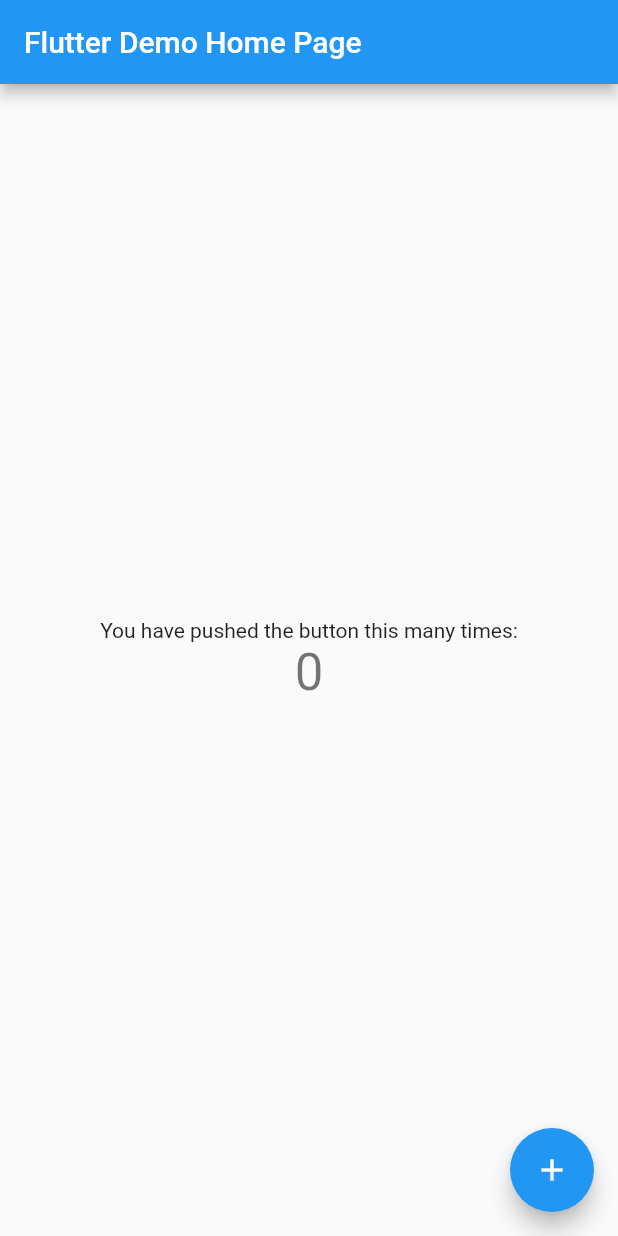
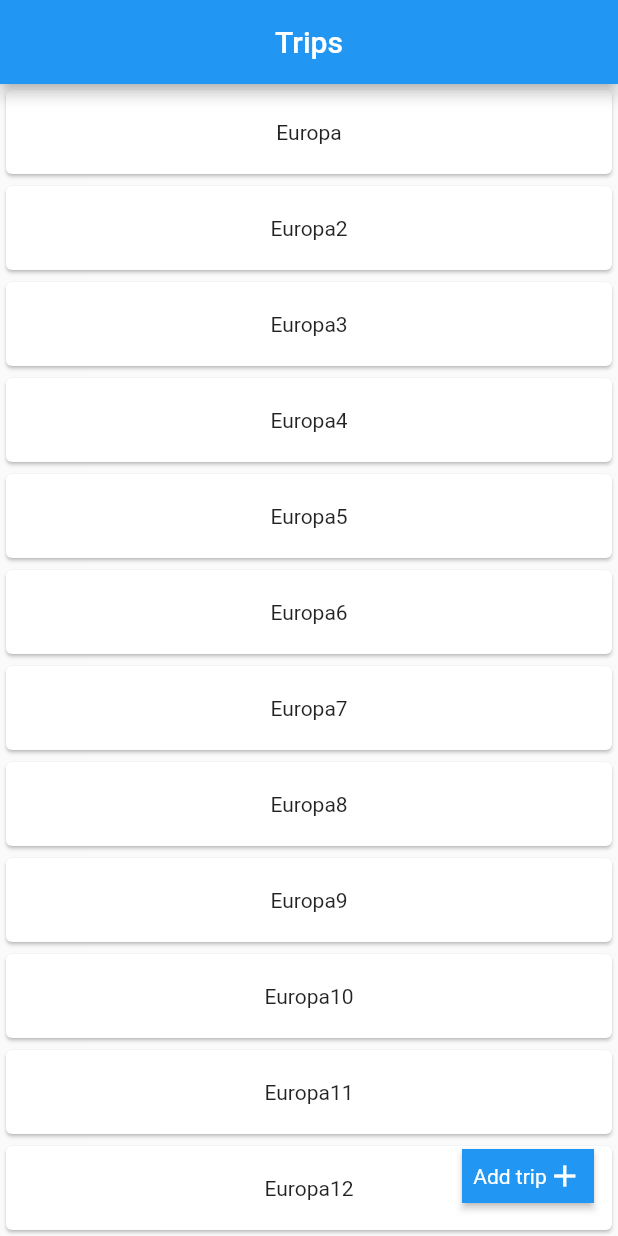
Before and after one commit to AgustinIzaguirre/trip-manager-app, a Flutter app: the screen it shows after launch, on a phone screen of 412 x 824 dp. Run offline on Flutter 3.47's test engine with Material 2 defaults, Android fonts, the phone set to English and light mode, and no system bars.

Commit message:
Feature/implement home page (#2)
* Add CityVisit and Trip model

* Add home page with trips list

* Add navigation from trip list to trip page

* Fix appbar title and test

* Update floating button and make trips lsit scrollable

* Add message for empty trip list

```diff
--- a/lib/main.dart
+++ b/lib/main.dart
@@ -16,7 +16,8 @@ class TripManager extends StatelessWidget {
       theme: ThemeData(
         primarySwatch: Colors.blue,
       ),
-      home: const HomePage(title: 'Flutter Demo Home Page'),
+      home: const HomePage(title: 'Trips'),
+      debugShowCheckedModeBanner: false,
     );
   }
 }
--- /dev/null
+++ b/lib/models/city_visit.dart
@@ -0,0 +1,29 @@
+class CityVisit {
+  final DateTime arrivalDate;
+  final DateTime departureDate;
+  final String name;
+  final String country;
+  final List<String> todos;
+
+  CityVisit._(
+    this.arrivalDate,
+    this.departureDate,
+    this.name,
+    this.country,
+    this.todos,
+  );
+
+  static CityVisit of(
+    final DateTime arrivalDate,
+    final DateTime departureDate,
+    final String name,
+    final String country,
+    List<String> todos,
+  ) {
+    return CityVisit._(arrivalDate, departureDate, name, country, todos);
+  }
+
+  int get daysOfVisit {
+    return (departureDate.difference(arrivalDate).inHours / 24).round();
+  }
+}
--- /dev/null
+++ b/lib/models/trip.dart
@@ -0,0 +1,12 @@
+import './city_visit.dart';
+
+class Trip {
+  final String name;
+  final List<CityVisit> cities;
+
+  Trip._(this.name, this.cities);
+
+  static Trip of(final String name, final List<CityVisit> cities) {
+    return Trip._(name, cities);
+  }
+}
--- a/lib/pages/home_page.dart
+++ b/lib/pages/home_page.dart
@@ -1,4 +1,6 @@
 import 'package:flutter/material.dart';
+import 'package:trip_manager/widgets/trip_list_item_widget.dart';
+import '../models/trip.dart';
 
 class HomePage extends StatefulWidget {
   const HomePage({super.key, required this.title});
@@ -9,11 +11,26 @@ class HomePage extends StatefulWidget {
 }
 
 class _HomePageState extends State<HomePage> {
-  int _counter = 0;
+  final List<Trip> _trips = [
+    Trip.of("Europa", []),
+    Trip.of("Europa2", []),
+    Trip.of("Europa3", []),
+    Trip.of("Europa4", []),
+    Trip.of("Europa5", []),
+    Trip.of("Europa6", []),
+    Trip.of("Europa7", []),
+    Trip.of("Europa8", []),
+    Trip.of("Europa9", []),
+    Trip.of("Europa10", []),
+    Trip.of("Europa11", []),
+    Trip.of("Europa12", []),
+    Trip.of("Europa13", []),
+    Trip.of("Europa14", []),
+  ];
 
-  void _incrementCounter() {
+  void _addTrip(Trip newTrip) {
     setState(() {
-      _counter++;
+      _trips.add(newTrip);
     });
   }
 
@@ -21,27 +38,58 @@ class _HomePageState extends State<HomePage> {
   Widget build(BuildContext context) {
     return Scaffold(
       appBar: AppBar(
+        centerTitle: true,
         title: Text(widget.title),
       ),
       body: Center(
-        child: Column(
-          mainAxisAlignment: MainAxisAlignment.center,
-          children: <Widget>[
-            const Text(
-              'You have pushed the button this many times:',
-            ),
-            Text(
-              '$_counter',
-              style: Theme.of(context).textTheme.headlineMedium,
-            ),
-          ],
+        child: ListView(
+          //crossAxisAlignment: CrossAxisAlignment.center,
+          children: _getTripList(_trips),
         ),
       ),
-      floatingActionButton: FloatingActionButton(
-        onPressed: _incrementCounter,
-        tooltip: 'Increment',
-        child: const Icon(Icons.add),
+      floatingActionButton: Row(
+        mainAxisAlignment: MainAxisAlignment.end,
+        children: [
+          RawMaterialButton(
+            onPressed: () {},
+            fillColor: Theme.of(context).primaryColor,
+            child: Row(
+              children: [
+                Text("Add trip", style: TextStyle(color: Colors.white)),
+                const Icon(
+                  Icons.add,
+                  color: Colors.white,
+                ),
+              ],
+            ),
+          ),
+        ],
       ),
     );
   }
+
+  List<Widget> _getTripList(List<Trip> trips) {
+    if (trips.isEmpty) {
+      return [
+        Container(
+          margin: EdgeInsets.all(10),
+          padding: EdgeInsets.all(10),
+          child: Row(
+            mainAxisAlignment: MainAxisAlignment.center,
+            crossAxisAlignment: CrossAxisAlignment.center,
+            children: [
+              Text(
+                "No trips yet!",
+                style: TextStyle(
+                    fontSize: 20,
+                    fontWeight: FontWeight.bold,
+                    color: Colors.grey),
+              ),
+            ],
+          ),
+        )
+      ];
+    }
+    return trips.map((trip) => TripListItem(trip)).toList();
+  }
 }
--- /dev/null
+++ b/lib/pages/trip_visit_page.dart
@@ -0,0 +1,20 @@
+import 'package:flutter/material.dart';
+import '../models/trip.dart';
+
+class TripPage extends StatelessWidget {
+  final Trip trip;
+  const TripPage(this.trip, {super.key});
+
+  @override
+  Widget build(BuildContext context) {
+    return Scaffold(
+      appBar: AppBar(
+        centerTitle: true,
+        title: Text(trip.name),
+      ),
+      body: Center(
+        child: Text(trip.name),
+      ),
+    );
+  }
+}
--- /dev/null
+++ b/lib/widgets/trip_list_item_widget.dart
@@ -0,0 +1,31 @@
+import 'package:flutter/material.dart';
+import '../models/trip.dart';
+import 'package:trip_manager/pages/trip_visit_page.dart';
+
+class TripListItem extends StatelessWidget {
+  final Trip trip;
+  const TripListItem(this.trip, {super.key});
+
+  @override
+  Widget build(BuildContext context) {
+    return GestureDetector(
+      onTap: () => goToTripPage(context, trip),
+      child: Card(
+        child: Container(
+          width: double.infinity,
+          margin: EdgeInsets.symmetric(vertical: 10, horizontal: 15),
+          padding: EdgeInsets.all(10),
+          child: Row(
+            mainAxisAlignment: MainAxisAlignment.center,
+            children: [Text(trip.name)],
+          ),
+        ),
+      ),
+    );
+  }
+
+  void goToTripPage(BuildContext context, Trip trip) {
+    Navigator.push(
+        context, MaterialPageRoute(builder: (context) => TripPage(trip)));
+  }
+}
```
Also changed, not shown: 1 other file.
